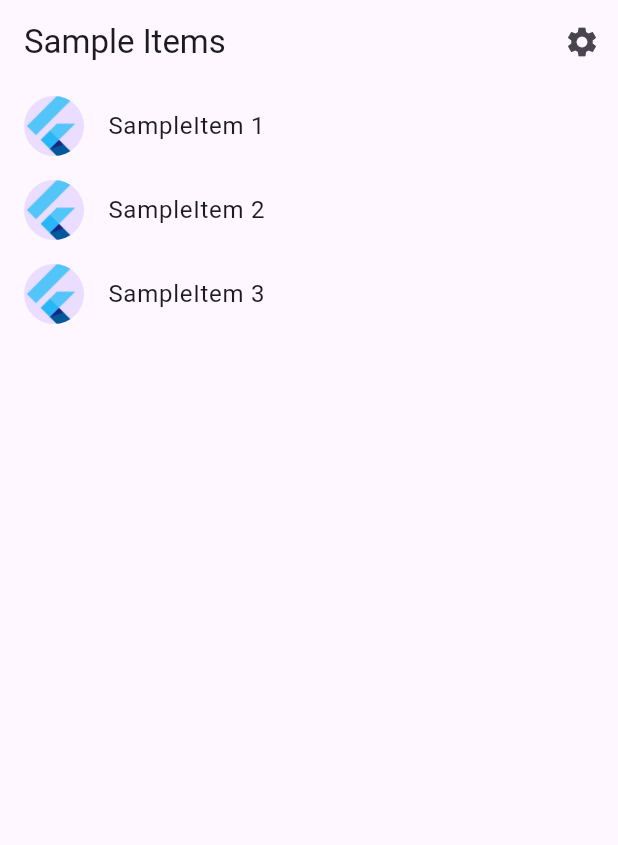
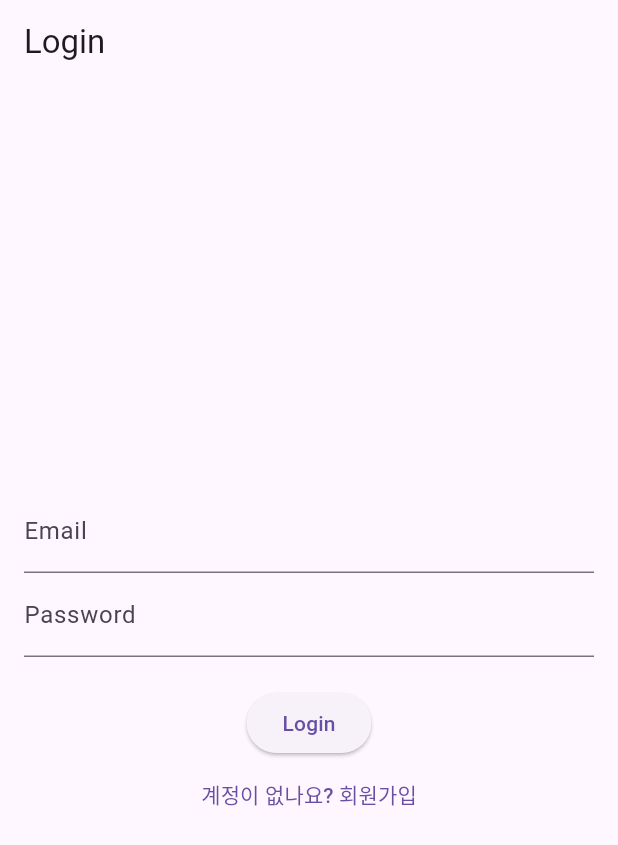
Before and after one commit to dermut/novice_butler, a Flutter app: the screen it shows after launch, on a phone screen of 412 x 824 dp. Shown: the top 845 px of the screen. Run offline on Flutter 3.47's test engine with Material 3 defaults, Android fonts, the phone set to English and light mode, and no system bars.

Commit message:
feat: 로그인 페이지 생성

```diff
--- a/lib/main.dart
+++ b/lib/main.dart
@@ -1,20 +1,107 @@
 import 'package:flutter/material.dart';
 
-import 'src/app.dart';
-import 'src/settings/settings_controller.dart';
-import 'src/settings/settings_service.dart';
+void main() {
+  runApp(const MyApp());
+}
 
-void main() async {
-  // Set up the SettingsController, which will glue user settings to multiple
-  // Flutter Widgets.
-  final settingsController = SettingsController(SettingsService());
+class MyApp extends StatelessWidget {
+  const MyApp({Key? key}) : super(key: key);
 
-  // Load the user's preferred theme while the splash screen is displayed.
-  // This prevents a sudden theme change when the app is first displayed.
-  await settingsController.loadSettings();
+  @override
+  Widget build(BuildContext context) {
+    return MaterialApp(
+      title: 'Login Page',
+      theme: ThemeData(
+        primarySwatch: Colors.blue,
+      ),
+      home: const LoginPage(),
+    );
+  }
+}
 
-  // Run the app and pass in the SettingsController. The app listens to the
-  // SettingsController for changes, then passes it further down to the
-  // SettingsView.
-  runApp(MyApp(settingsController: settingsController));
+class LoginPage extends StatefulWidget {
+  const LoginPage({Key? key}) : super(key: key);
+
+  @override
+  _LoginPageState createState() => _LoginPageState();
 }
+
+class _LoginPageState extends State<LoginPage> {
+  final _emailController = TextEditingController();
+  final _passwordController = TextEditingController();
+
+  void _login() {
+    // 여기에 로그인 로직을 추가하세요.
+    String email = _emailController.text;
+    String password = _passwordController.text;
+
+    if (email.isNotEmpty && password.isNotEmpty) {
+      print('Login with email: $email and password: $password');
+      // 실제 로그인 처리 로직
+    } else {
+      print('Email or password is empty');
+    }
+  }
+
+  void _goToRegister() {
+    Navigator.push(
+      context,
+      MaterialPageRoute(builder: (context) => RegisterPage()),
+    );
+  }
+
+  @override
+  Widget build(BuildContext context) {
+    return Scaffold(
+      appBar: AppBar(
+        title: const Text('Login'),
+      ),
+      body: Padding(
+        padding: const EdgeInsets.all(16.0),
+        child: Column(
+          mainAxisAlignment: MainAxisAlignment.center,
+          children: <Widget>[
+            TextField(
+              controller: _emailController,
+              decoration: const InputDecoration(
+                labelText: 'Email',
+              ),
+            ),
+            TextField(
+              controller: _passwordController,
+              decoration: const InputDecoration(
+                labelText: 'Password',
+              ),
+              obscureText: true,
+            ),
+            const SizedBox(height: 20),
+            ElevatedButton(
+              onPressed: _login,
+              child: const Text('Login'),
+            ),
+            TextButton(
+              onPressed: _goToRegister,
+              child: const Text('계정이 없나요? 회원가입'),
+            ),
+          ],
+        ),
+      ),
+    );
+  }
+}
+
+class RegisterPage extends StatelessWidget {
+  const RegisterPage({Key? key}) : super(key: key); // key 파라미터 추가
+
+  @override
+  Widget build(BuildContext context) {
+    return Scaffold(
+      appBar: AppBar(
+        title: const Text('Register'),
+      ),
+      body: const Center(
+        child: Text('Register Page'),
+      ),
+    );
+  }
+}
--- a/lib/src/app.dart
+++ /dev/null
@@ -1,85 +0,0 @@
-import 'package:flutter/material.dart';
-import 'package:flutter_gen/gen_l10n/app_localizations.dart';
-import 'package:flutter_localizations/flutter_localizations.dart';
-
-import 'sample_feature/sample_item_details_view.dart';
-import 'sample_feature/sample_item_list_view.dart';
-import 'settings/settings_controller.dart';
-import 'settings/settings_view.dart';
-
-/// The Widget that configures your application.
-class MyApp extends StatelessWidget {
-  const MyApp({
-    super.key,
-    required this.settingsController,
-  });
-
-  final SettingsController settingsController;
-
-  @override
-  Widget build(BuildContext context) {
-    // Glue the SettingsController to the MaterialApp.
-    //
-    // The ListenableBuilder Widget listens to the SettingsController for changes.
-    // Whenever the user updates their settings, the MaterialApp is rebuilt.
-    return ListenableBuilder(
-      listenable: settingsController,
-      builder: (BuildContext context, Widget? child) {
-        return MaterialApp(
-          // Providing a restorationScopeId allows the Navigator built by the
-          // MaterialApp to restore the navigation stack when a user leaves and
-          // returns to the app after it has been killed while running in the
-          // background.
-          restorationScopeId: 'app',
-
-          // Provide the generated AppLocalizations to the MaterialApp. This
-          // allows descendant Widgets to display the correct translations
-          // depending on the user's locale.
-          localizationsDelegates: const [
-            AppLocalizations.delegate,
-            GlobalMaterialLocalizations.delegate,
-            GlobalWidgetsLocalizations.delegate,
-            GlobalCupertinoLocalizations.delegate,
-          ],
-          supportedLocales: const [
-            Locale('en', ''), // English, no country code
-          ],
-
-          // Use AppLocalizations to configure the correct application title
-          // depending on the user's locale.
-          //
-          // The appTitle is defined in .arb files found in the localization
-          // directory.
-          onGenerateTitle: (BuildContext context) =>
-              AppLocalizations.of(context)!.appTitle,
-
-          // Define a light and dark color theme. Then, read the user's
-          // preferred ThemeMode (light, dark, or system default) from the
-          // SettingsController to display the correct theme.
-          theme: ThemeData(),
-          darkTheme: ThemeData.dark(),
-          themeMode: settingsController.themeMode,
-
-          // Define a function to handle named routes in order to support
-          // Flutter web url navigation and deep linking.
-          onGenerateRoute: (RouteSettings routeSettings) {
-            return MaterialPageRoute<void>(
-              settings: routeSettings,
-              builder: (BuildContext context) {
-                switch (routeSettings.name) {
-                  case SettingsView.routeName:
-                    return SettingsView(controller: settingsController);
-                  case SampleItemDetailsView.routeName:
-                    return const SampleItemDetailsView();
-                  case SampleItemListView.routeName:
-                  default:
-                    return const SampleItemListView();
-                }
-              },
-            );
-          },
-        );
-      },
-    );
-  }
-}
--- a/lib/src/sample_feature/sample_item.dart
+++ /dev/null
@@ -1,6 +0,0 @@
-/// A placeholder class that represents an entity or model.
-class SampleItem {
-  const SampleItem(this.id);
-
-  final int id;
-}
--- a/lib/src/sample_feature/sample_item_list_view.dart
+++ /dev/null
@@ -1,71 +0,0 @@
-import 'package:flutter/material.dart';
-
-import '../settings/settings_view.dart';
-import 'sample_item.dart';
-import 'sample_item_details_view.dart';
-
-/// Displays a list of SampleItems.
-class SampleItemListView extends StatelessWidget {
-  const SampleItemListView({
-    super.key,
-    this.items = const [SampleItem(1), SampleItem(2), SampleItem(3)],
-  });
-
-  static const routeName = '/';
-
-  final List<SampleItem> items;
-
-  @override
-  Widget build(BuildContext context) {
-    return Scaffold(
-      appBar: AppBar(
-        title: const Text('Sample Items'),
-        actions: [
-          IconButton(
-            icon: const Icon(Icons.settings),
-            onPressed: () {
-              // Navigate to the settings page. If the user leaves and returns
-              // to the app after it has been killed while running in the
-              // background, the navigation stack is restored.
-              Navigator.restorablePushNamed(context, SettingsView.routeName);
-            },
-          ),
-        ],
-      ),
-
-      // To work with lists that may contain a large number of items, it’s best
-      // to use the ListView.builder constructor.
-      //
-      // In contrast to the default ListView constructor, which requires
-      // building all Widgets up front, the ListView.builder constructor lazily
-      // builds Widgets as they’re scrolled into view.
-      body: ListView.builder(
-        // Providing a restorationId allows the ListView to restore the
-        // scroll position when a user leaves and returns to the app after it
-        // has been killed while running in the background.
-        restorationId: 'sampleItemListView',
-        itemCount: items.length,
-        itemBuilder: (BuildContext context, int index) {
-          final item = items[index];
-
-          return ListTile(
-            title: Text('SampleItem ${item.id}'),
-            leading: const CircleAvatar(
-              // Display the Flutter Logo image asset.
-              foregroundImage: AssetImage('assets/images/flutter_logo.png'),
-            ),
-            onTap: () {
-              // Navigate to the details page. If the user leaves and returns to
-              // the app after it has been killed while running in the
-              // background, the navigation stack is restored.
-              Navigator.restorablePushNamed(
-                context,
-                SampleItemDetailsView.routeName,
-              );
-            }
-          );
-        },
-      ),
-    );
-  }
-}
```
Also changed, not shown: lib/src/sample_feature/sample_item_details_view.dart (deleted, +0 -20 lines).
